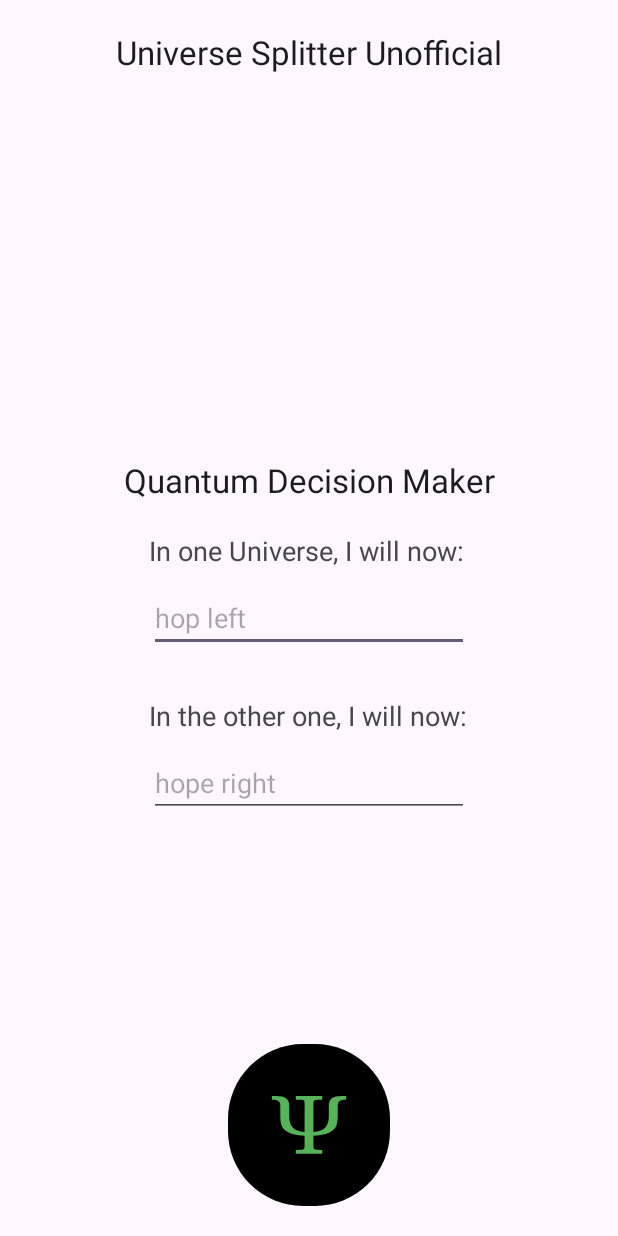
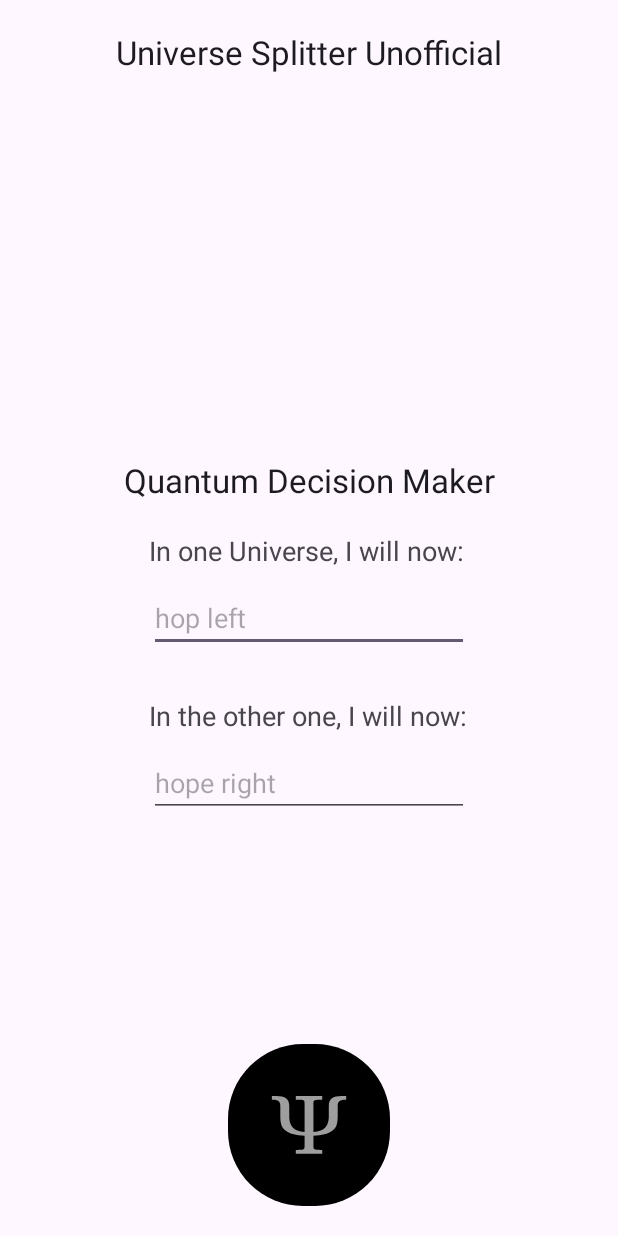
Before and after one commit to tomicooler/UniverseSplitterUnofficial, an Android app: the screen it shows after launch (MainActivity), on a phone screen of 412 x 824 dp. Run offline under Robolectric (Android 15) with nearby library versions, the phone set to English and light mode, and no system bars.

Commit message:
psi button pressed/disabled colors

```diff
--- /dev/null
+++ b/app/src/main/java/com/tomicooler/universe/splitter/unofficial/NetUtils.java
@@ -0,0 +1,4 @@
+package com.tomicooler.universe.splitter.unofficial;
+
+public class NetUtils {
+}
--- a/app/src/main/res/drawable/ic_launcher_foreground.xml
+++ b/app/src/main/res/drawable/ic_launcher_foreground.xml
@@ -10,7 +10,7 @@
       android:translateY="54.226303">
     <group android:translateY="106.12804">
       <path android:pathData="M91.875,-0L91.875,-6.765625L88.984375,-6.765625C80.78125,-6.765625,78.046875,-7.34375,76.890625,-8.78125C76.03125,-10.078125,76.03125,-10.515625,76.03125,-17.71875L76.03125,-32.546875C91.4375,-32.96875,101.65625,-35.5625,109.296875,-40.890625C118.21875,-47.8125,120.09375,-53.5625,119.8125,-73.578125L119.8125,-86.25C119.8125,-93.890625,123.546875,-97.0625,132.625,-97.203125L135.07812,-97.203125L135.07812,-103.96875L127.4375,-103.96875C110.734375,-103.96875,103.828125,-98.921875,103.6875,-86.25L103.6875,-71.5625C104.828125,-50.25,96.1875,-40.03125,76.03125,-39.3125L76.03125,-86.25C76.03125,-94.171875,76.03125,-94.609375,77.765625,-95.90625C79.484375,-96.90625,81.5,-97.0625,91.875,-97.203125L91.875,-103.96875L44.203125,-103.96875L44.203125,-97.203125C54,-97.0625,56.015625,-96.90625,57.890625,-96.1875C60.046875,-94.890625,60.046875,-94.609375,60.046875,-86.25L60.046875,-39.3125C39.890625,-40.03125,31.25,-50.25,32.40625,-71.5625L32.40625,-86.25C32.25,-98.921875,25.34375,-103.96875,8.640625,-103.96875L1.015625,-103.96875L1.015625,-97.203125L3.453125,-97.203125C12.53125,-97.0625,16.125,-93.890625,16.265625,-86.25L16.265625,-72.578125C15.984375,-53.71875,18,-47.515625,26.78125,-40.890625C34.421875,-35.5625,44.5,-32.96875,60.046875,-32.546875L60.046875,-17.71875C60.046875,-10.375,60.046875,-10.078125,59.1875,-8.78125C58.03125,-7.203125,55.296875,-6.765625,47.09375,-6.765625L44.203125,-6.765625L44.203125,-0L91.875,-0Z"
-          android:fillColor="#56B35A"/>
+          android:fillColor="#4CAF50"/>
     </group>
   </group>
 </vector>
--- /dev/null
+++ b/app/src/main/res/drawable/psi_disabled.xml
@@ -0,0 +1,16 @@
+<?xml version="1.0" encoding="utf-8"?>
+<vector xmlns:android="http://schemas.android.com/apk/res/android"
+    android:width="108dp"
+    android:height="108dp"
+    android:viewportWidth="136"
+    android:viewportHeight="172.80006">
+    <group android:scaleX="0.46547604"
+        android:scaleY="0.5914286"
+        android:translateX="36.34763"
+        android:translateY="54.226303">
+        <group android:translateY="106.12804">
+            <path android:pathData="M91.875,-0L91.875,-6.765625L88.984375,-6.765625C80.78125,-6.765625,78.046875,-7.34375,76.890625,-8.78125C76.03125,-10.078125,76.03125,-10.515625,76.03125,-17.71875L76.03125,-32.546875C91.4375,-32.96875,101.65625,-35.5625,109.296875,-40.890625C118.21875,-47.8125,120.09375,-53.5625,119.8125,-73.578125L119.8125,-86.25C119.8125,-93.890625,123.546875,-97.0625,132.625,-97.203125L135.07812,-97.203125L135.07812,-103.96875L127.4375,-103.96875C110.734375,-103.96875,103.828125,-98.921875,103.6875,-86.25L103.6875,-71.5625C104.828125,-50.25,96.1875,-40.03125,76.03125,-39.3125L76.03125,-86.25C76.03125,-94.171875,76.03125,-94.609375,77.765625,-95.90625C79.484375,-96.90625,81.5,-97.0625,91.875,-97.203125L91.875,-103.96875L44.203125,-103.96875L44.203125,-97.203125C54,-97.0625,56.015625,-96.90625,57.890625,-96.1875C60.046875,-94.890625,60.046875,-94.609375,60.046875,-86.25L60.046875,-39.3125C39.890625,-40.03125,31.25,-50.25,32.40625,-71.5625L32.40625,-86.25C32.25,-98.921875,25.34375,-103.96875,8.640625,-103.96875L1.015625,-103.96875L1.015625,-97.203125L3.453125,-97.203125C12.53125,-97.0625,16.125,-93.890625,16.265625,-86.25L16.265625,-72.578125C15.984375,-53.71875,18,-47.515625,26.78125,-40.890625C34.421875,-35.5625,44.5,-32.96875,60.046875,-32.546875L60.046875,-17.71875C60.046875,-10.375,60.046875,-10.078125,59.1875,-8.78125C58.03125,-7.203125,55.296875,-6.765625,47.09375,-6.765625L44.203125,-6.765625L44.203125,-0L91.875,-0Z"
+                android:fillColor="#9E9E9E"/>
+        </group>
+    </group>
+</vector>
--- /dev/null
+++ b/app/src/main/res/drawable/psi_pressed.xml
@@ -0,0 +1,16 @@
+<?xml version="1.0" encoding="utf-8"?>
+<vector xmlns:android="http://schemas.android.com/apk/res/android"
+    android:width="108dp"
+    android:height="108dp"
+    android:viewportWidth="136"
+    android:viewportHeight="172.80006">
+    <group android:scaleX="0.46547604"
+        android:scaleY="0.5914286"
+        android:translateX="36.34763"
+        android:translateY="54.226303">
+        <group android:translateY="106.12804">
+            <path android:pathData="M91.875,-0L91.875,-6.765625L88.984375,-6.765625C80.78125,-6.765625,78.046875,-7.34375,76.890625,-8.78125C76.03125,-10.078125,76.03125,-10.515625,76.03125,-17.71875L76.03125,-32.546875C91.4375,-32.96875,101.65625,-35.5625,109.296875,-40.890625C118.21875,-47.8125,120.09375,-53.5625,119.8125,-73.578125L119.8125,-86.25C119.8125,-93.890625,123.546875,-97.0625,132.625,-97.203125L135.07812,-97.203125L135.07812,-103.96875L127.4375,-103.96875C110.734375,-103.96875,103.828125,-98.921875,103.6875,-86.25L103.6875,-71.5625C104.828125,-50.25,96.1875,-40.03125,76.03125,-39.3125L76.03125,-86.25C76.03125,-94.171875,76.03125,-94.609375,77.765625,-95.90625C79.484375,-96.90625,81.5,-97.0625,91.875,-97.203125L91.875,-103.96875L44.203125,-103.96875L44.203125,-97.203125C54,-97.0625,56.015625,-96.90625,57.890625,-96.1875C60.046875,-94.890625,60.046875,-94.609375,60.046875,-86.25L60.046875,-39.3125C39.890625,-40.03125,31.25,-50.25,32.40625,-71.5625L32.40625,-86.25C32.25,-98.921875,25.34375,-103.96875,8.640625,-103.96875L1.015625,-103.96875L1.015625,-97.203125L3.453125,-97.203125C12.53125,-97.0625,16.125,-93.890625,16.265625,-86.25L16.265625,-72.578125C15.984375,-53.71875,18,-47.515625,26.78125,-40.890625C34.421875,-35.5625,44.5,-32.96875,60.046875,-32.546875L60.046875,-17.71875C60.046875,-10.375,60.046875,-10.078125,59.1875,-8.78125C58.03125,-7.203125,55.296875,-6.765625,47.09375,-6.765625L44.203125,-6.765625L44.203125,-0L91.875,-0Z"
+                android:fillColor="#2196F3"/>
+        </group>
+    </group>
+</vector>
--- /dev/null
+++ b/app/src/main/res/drawable/split_selector.xml
@@ -0,0 +1,8 @@
+<?xml version="1.0" encoding="utf-8"?>
+<selector xmlns:android="http://schemas.android.com/apk/res/android">
+    <item android:state_enabled="false"
+        android:drawable="@drawable/psi_disabled" />
+    <item android:state_pressed="true"
+        android:drawable="@drawable/psi_pressed" />
+    <item android:drawable="@drawable/ic_launcher_foreground" />
+</selector>
--- a/app/src/main/res/layout/activity_main.xml
+++ b/app/src/main/res/layout/activity_main.xml
@@ -90,6 +90,6 @@
         app:layout_constraintEnd_toEndOf="parent"
         app:layout_constraintHorizontal_bias="0.5"
         app:layout_constraintStart_toStartOf="parent"
-        app:srcCompat="@drawable/ic_launcher_foreground" />
+        app:srcCompat="@drawable/split_selector" />
 
 </androidx.constraintlayout.widget.ConstraintLayout>
```
